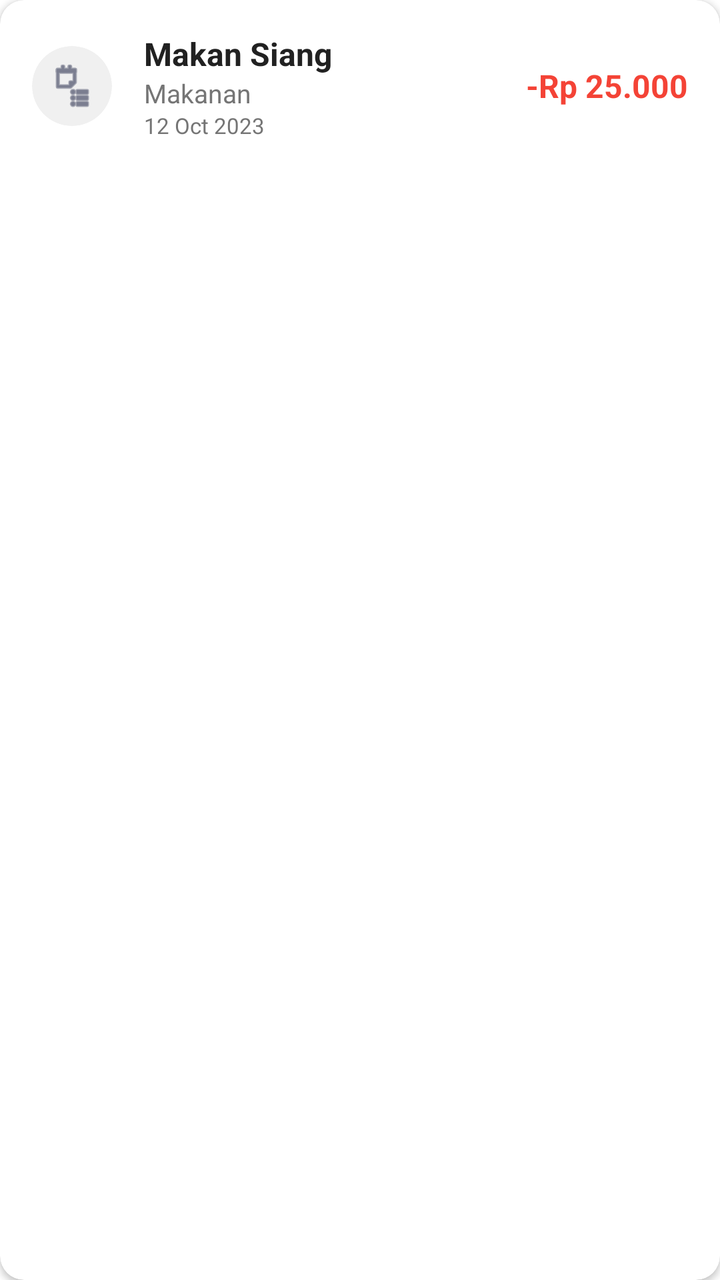
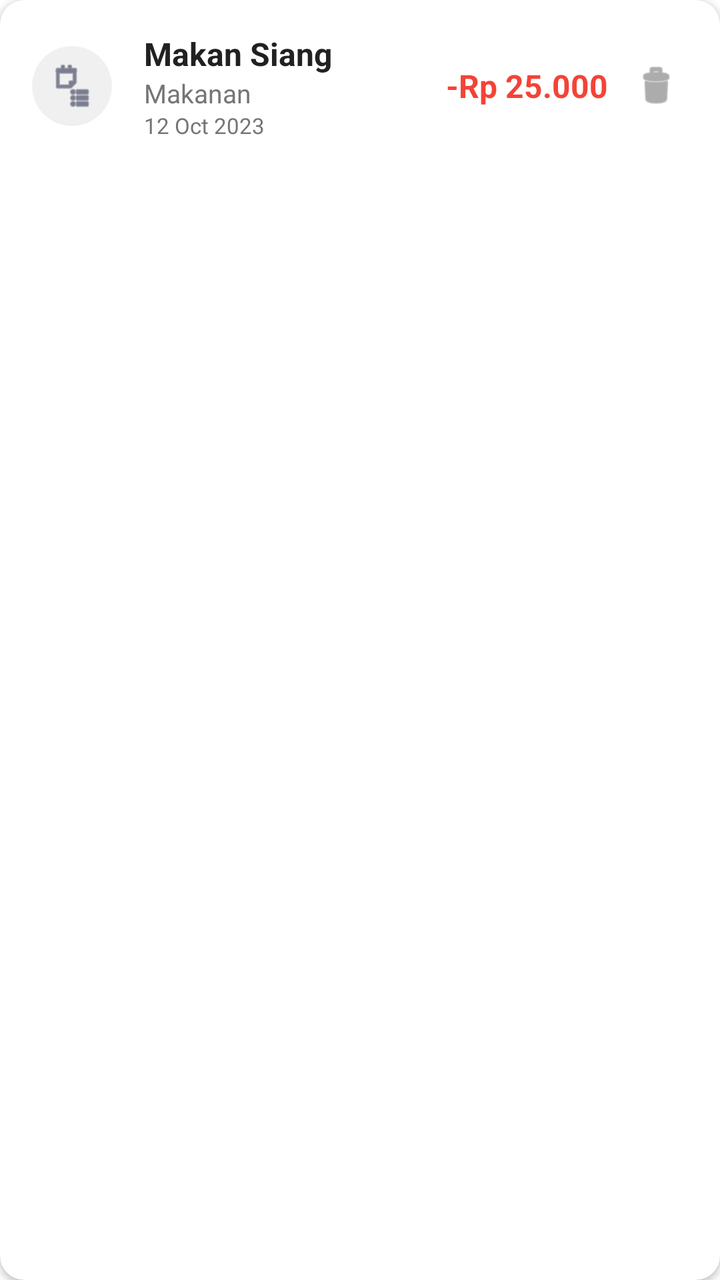

Compare the two renders of this Android layout. The source of the first and the diff that turns it into the second are given below.
<!-- AndroidManifest.xml: application theme Theme.MoneyTracker -->
<!-- res/layout/item_transaction.xml -->
<?xml version="1.0" encoding="utf-8"?>
<com.google.android.material.card.MaterialCardView xmlns:android="http://schemas.android.com/apk/res/android"
    xmlns:app="http://schemas.android.com/apk/res-auto"
    android:layout_width="match_parent"
    android:layout_height="wrap_content"
    android:layout_marginHorizontal="12dp"
    android:layout_marginVertical="6dp"
    app:cardCornerRadius="12dp"
    app:cardElevation="2dp"
    app:strokeWidth="0dp">

    <LinearLayout
        android:layout_width="match_parent"
        android:layout_height="wrap_content"
        android:gravity="center_vertical"
        android:orientation="horizontal"
        android:padding="16dp">

        
        <com.google.android.material.card.MaterialCardView
            android:layout_width="40dp"
            android:layout_height="40dp"
            app:cardBackgroundColor="#F0F0F0"
            app:cardCornerRadius="20dp"
            app:cardElevation="0dp"
            app:strokeWidth="0dp">

            <ImageView
                android:id="@+id/imageIcon"
                android:layout_width="24dp"
                android:layout_height="24dp"
                android:layout_gravity="center"
                android:src="@android:drawable/ic_menu_agenda"
                app:tint="@color/primary" />
        </com.google.android.material.card.MaterialCardView>

        <LinearLayout
            android:layout_width="0dp"
            android:layout_height="wrap_content"
            android:layout_marginStart="16dp"
            android:layout_weight="1"
            android:orientation="vertical">

            <TextView
                android:id="@+id/textJudul"
                android:layout_width="wrap_content"
                android:layout_height="wrap_content"
                android:ellipsize="end"
                android:maxLines="1"
                android:text="Makan Siang"
                android:textColor="@color/text_primary"
                android:textSize="16sp"
                android:textStyle="bold" />

            <TextView
                android:id="@+id/textKategori"
                android:layout_width="wrap_content"
                android:layout_height="wrap_content"
                android:text="Makanan"
                android:textColor="@color/text_secondary"
                android:textSize="13sp" />

            <TextView
                android:id="@+id/textTanggal"
                android:layout_width="wrap_content"
                android:layout_height="wrap_content"
                android:text="12 Oct 2023"
                android:textColor="@color/text_secondary"
                android:textSize="11sp" />
        </LinearLayout>

        <TextView
            android:id="@+id/textNominal"
            android:layout_width="wrap_content"
            android:layout_height="wrap_content"
            android:text="-Rp 25.000"
            android:textColor="@color/expense_red"
            android:textSize="16sp"
            android:textStyle="bold" />

    </LinearLayout>
</com.google.android.material.card.MaterialCardView>
<!-- resources referenced by this layout -->
<resources>
  <color name="expense_red">#F44336</color>
  <color name="primary">#2D3250</color>
  <color name="text_primary">#212121</color>
  <color name="text_secondary">#757575</color>
  <style name="Theme.MoneyTracker" parent="Theme.MaterialComponents.DayNight.NoActionBar">
          
          <item name="colorPrimary">@color/primary</item>
          <item name="colorPrimaryVariant">@color/purple_700</item>
          <item name="colorOnPrimary">@color/white</item>
          
          <item name="colorSecondary">@color/secondary</item>
          <item name="colorSecondaryVariant">@color/teal_700</item>
          <item name="colorOnSecondary">@color/white</item>
          
          <item name="android:statusBarColor">@color/primary</item>
          
      </style>
  <color name="purple_700">#1B1F3B</color>
  <color name="white">#FFFFFFFF</color>
  <color name="secondary">#F6B17A</color>
  <color name="teal_700">#FF018786</color>
</resources>

<!-- the commit's change to res/layout/item_transaction.xml (unified diff, before → after) -->
@@ -78,5 +78,15 @@
             android:textSize="16sp"
             android:textStyle="bold" />
 
+        <ImageView
+            android:id="@+id/buttonHapus"
+            android:layout_width="32dp"
+            android:layout_height="32dp"
+            android:layout_marginStart="8dp"
+            android:background="?attr/selectableItemBackgroundBorderless"
+            android:padding="4dp"
+            android:src="@android:drawable/ic_menu_delete"
+            app:tint="@color/text_secondary" />
+
     </LinearLayout>
 </com.google.android.material.card.MaterialCardView>
